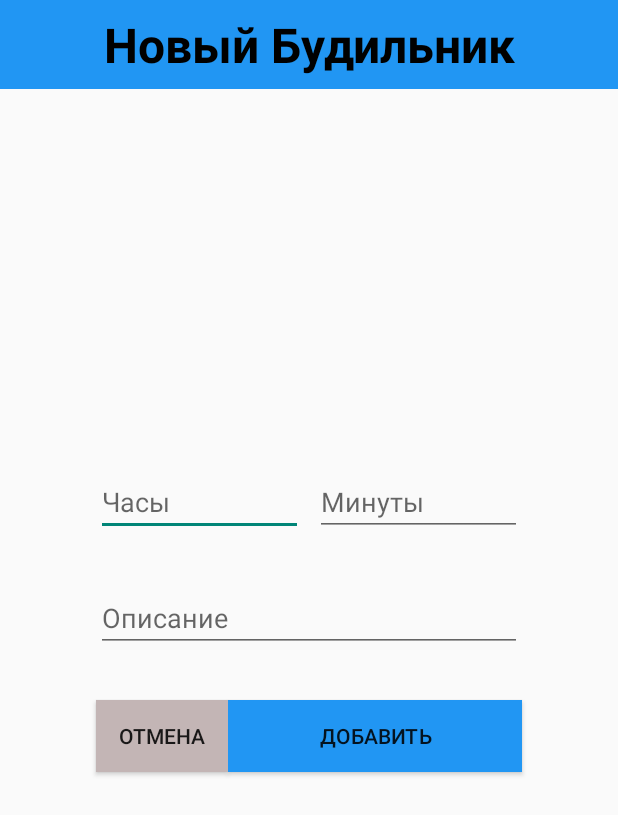
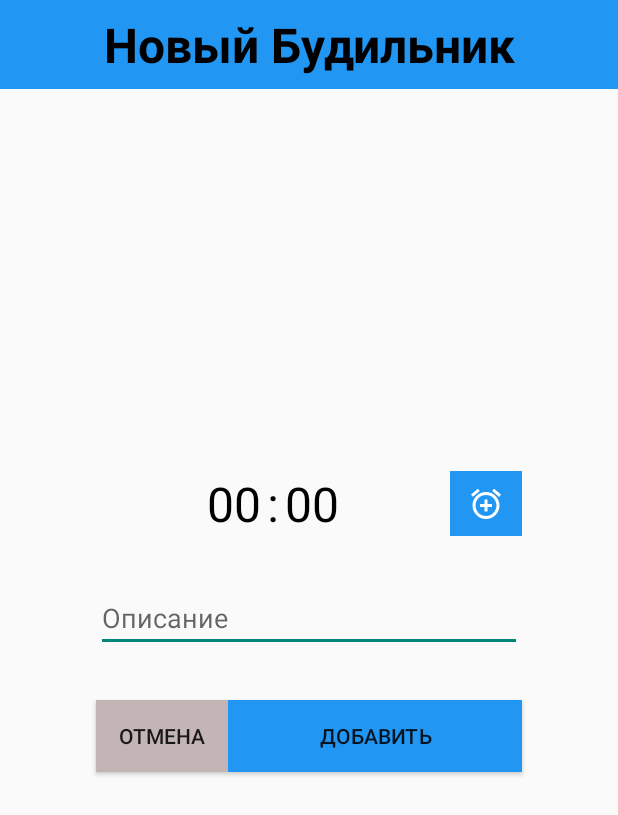
Before and after one commit to fedorov-andrii-andriiovych/Alarm-Clock-XML, an Android app: the fragment SetTimeFragment shown on its own in the app's theme, on a phone screen of 412 x 824 dp. Shown: the top 815 px of the screen. Run offline under Robolectric (Android 15) with nearby library versions, the phone set to English and light mode, and no system bars; our stand-ins replace Room's generated code.

Commit message:
add timePicker

```diff
--- a/app/src/main/AndroidManifest.xml
+++ b/app/src/main/AndroidManifest.xml
@@ -8,7 +8,7 @@
         android:allowBackup="true"
         android:dataExtractionRules="@xml/data_extraction_rules"
         android:fullBackupContent="@xml/backup_rules"
-        android:icon="@drawable/icon_alarm_main"
+        android:icon="@drawable/icon_alarm"
         android:label="@string/app_name"
         android:supportsRtl="true"
         android:theme="@style/Theme.AlarmClock"
--- a/app/src/main/res/layout/fragment_set_time.xml
+++ b/app/src/main/res/layout/fragment_set_time.xml
@@ -45,35 +45,37 @@
         app:layout_constraintStart_toStartOf="@+id/descriptionEditText"
         app:layout_constraintTop_toBottomOf="@+id/descriptionEditText" />
 
-    <EditText
+    <TextView
         android:id="@+id/hourEditText"
-        android:layout_width="0dp"
+        android:layout_width="wrap_content"
         android:layout_height="wrap_content"
         android:layout_marginEnd="4dp"
         android:layout_marginBottom="32dp"
-        android:ems="10"
-        android:hint="Часы"
+        android:maxLength="2"
         android:maxLines="1"
-        android:maxLength="2"
-        android:inputType="number"
+        android:text="00"
+        android:textColor="@color/black"
+        android:textSize="32sp"
         app:layout_constraintBottom_toTopOf="@+id/descriptionEditText"
-        app:layout_constraintEnd_toStartOf="@id/minuteEditText"
+        app:layout_constraintEnd_toStartOf="@+id/midleTextView"
+        app:layout_constraintHorizontal_chainStyle="packed"
         app:layout_constraintStart_toStartOf="@+id/descriptionEditText" />
 
-    <EditText
+    <TextView
         android:id="@+id/minuteEditText"
-        android:layout_width="0dp"
+        android:layout_width="wrap_content"
         android:layout_height="wrap_content"
         android:layout_marginStart="4dp"
-        android:ems="10"
-        android:hint="Минуты"
+        android:maxLength="2"
         android:maxLines="1"
-        android:maxLength="2"
-        android:inputType="number"
+        android:text="00"
+        android:textColor="@color/black"
+        android:textSize="32sp"
         app:layout_constraintBottom_toBottomOf="@+id/hourEditText"
-        app:layout_constraintEnd_toEndOf="@+id/descriptionEditText"
-        app:layout_constraintStart_toEndOf="@+id/hourEditText"
-        app:layout_constraintTop_toTopOf="@+id/hourEditText" />
+        app:layout_constraintEnd_toStartOf="@id/showTimeButton"
+        app:layout_constraintStart_toEndOf="@+id/midleTextView"
+        app:layout_constraintTop_toTopOf="@+id/hourEditText"
+        app:layout_constraintVertical_bias="0.0" />
 
     <EditText
         android:id="@+id/descriptionEditText"
@@ -90,4 +92,28 @@
         app:layout_constraintStart_toStartOf="parent"
         app:layout_constraintTop_toTopOf="parent" />
 
+    <ImageButton
+        android:id="@+id/showTimeButton"
+        android:layout_width="48dp"
+        android:layout_height="0dp"
+        android:background="#2196F3"
+        android:src="@drawable/icon_alarm_main"
+        app:layout_constraintBottom_toBottomOf="@+id/minuteEditText"
+        app:layout_constraintEnd_toEndOf="@+id/descriptionEditText"
+        app:layout_constraintTop_toTopOf="@+id/minuteEditText" />
+
+    <TextView
+        android:id="@+id/midleTextView"
+        android:layout_width="wrap_content"
+        android:layout_height="0dp"
+        android:maxLines="1"
+        android:text=":"
+        android:textColor="@color/black"
+        android:textSize="32sp"
+        app:layout_constraintStart_toEndOf="@id/hourEditText"
+        app:layout_constraintBottom_toBottomOf="@+id/hourEditText"
+        app:layout_constraintEnd_toStartOf="@id/minuteEditText"
+        app:layout_constraintTop_toTopOf="@+id/hourEditText"
+        app:layout_constraintVertical_bias="0.0" />
+
 </androidx.constraintlayout.widget.ConstraintLayout>
```
Also changed, not shown: app/src/main/java/com/fedorov/andrii/andriiovych/alarmclock/fragments/SetTimeFragment.kt (+24 -40 lines).
